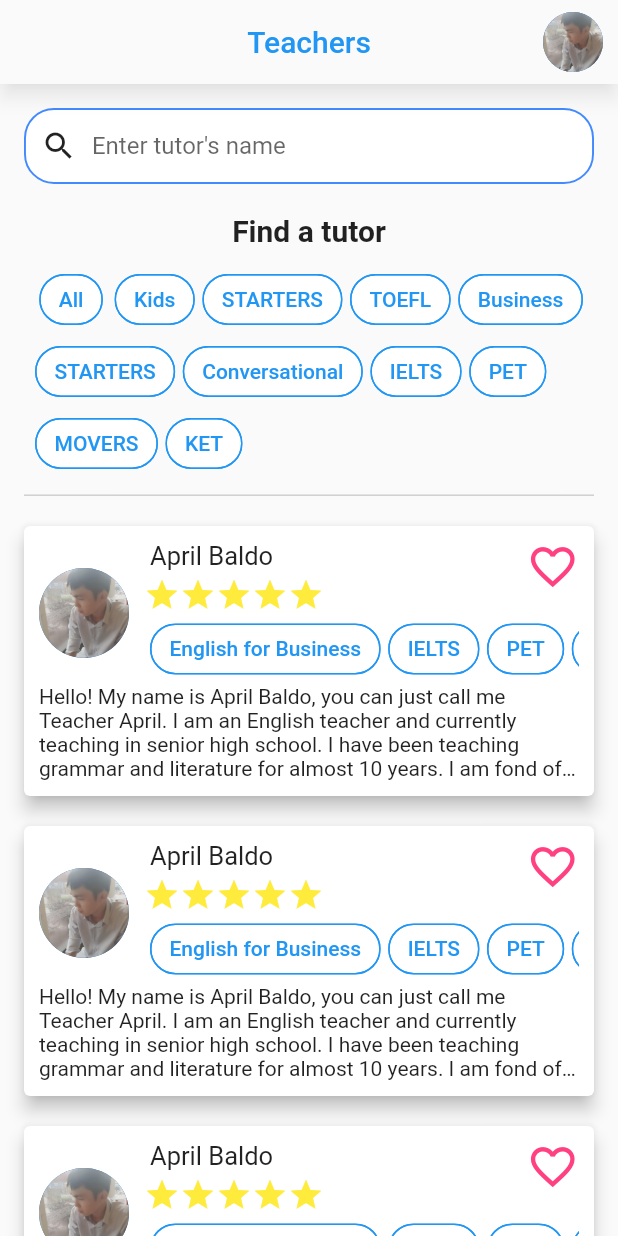
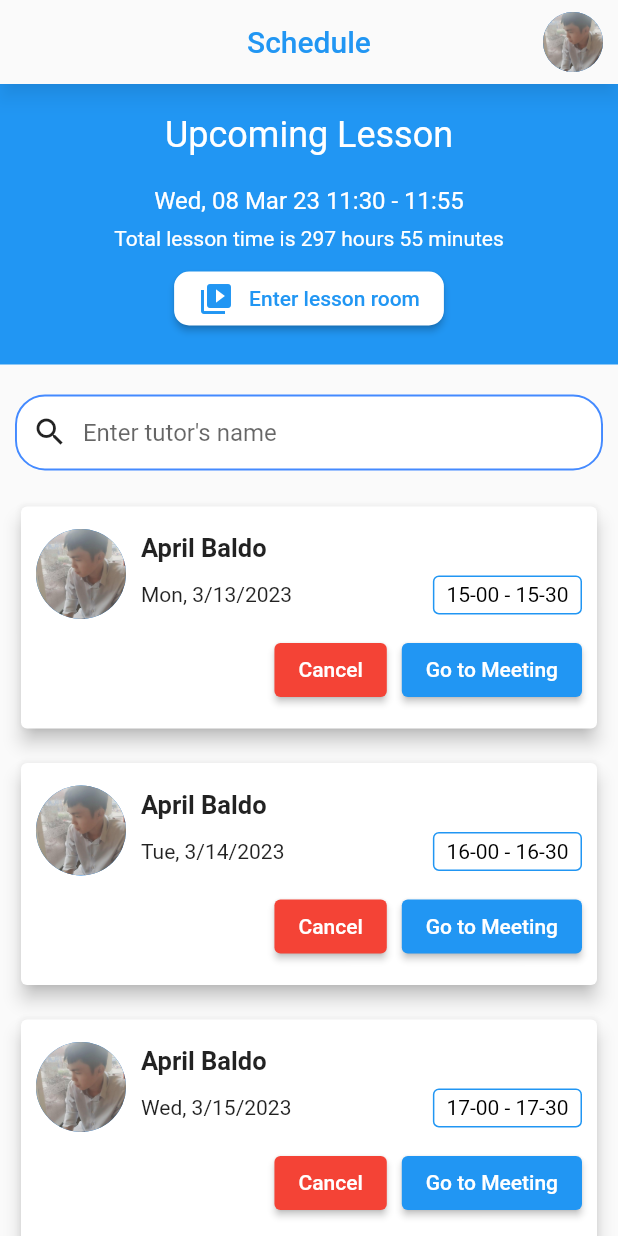
Before and after one commit to ntdat6310/lettutor_advanced_mobile, a Flutter app: the screen it shows after launch, on a phone screen of 412 x 824 dp. Run offline on Flutter 3.47's test engine with Material 2 defaults, Android fonts, the phone set to English and light mode, and no system bars.

Commit message:
feat: add schedule_page (upcoming)

```diff
--- a/lib/data/fake_data.dart
+++ b/lib/data/fake_data.dart
@@ -1,5 +1,6 @@
 import 'models/review.dart';
 import 'models/teacher.dart';
+import 'models/schedule.dart';
 
 class FakeData {
   List<Teacher> getTeachers() {
@@ -92,4 +93,13 @@ class FakeData {
       ),
     ];
   }
+
+  List<Schedule> getSchedules(){
+    return [
+      Schedule(teacher: FakeData().getTeachers()[0], fromTime: DateTime(2023, 3, 13, 15), toTime: DateTime(2021, 3, 13, 15, 30)),
+      Schedule(teacher: FakeData().getTeachers()[0], fromTime: DateTime(2023, 3, 14, 16), toTime: DateTime(2021, 3, 13, 16, 30)),
+      Schedule(teacher: FakeData().getTeachers()[0], fromTime: DateTime(2023, 3, 15, 17), toTime: DateTime(2021, 3, 13, 17, 30)),
+      Schedule(teacher: FakeData().getTeachers()[0], fromTime: DateTime(2023, 3, 16, 18), toTime: DateTime(2021, 3, 13, 18, 30)),
+    ];
+  }
 }
--- /dev/null
+++ b/lib/data/models/schedule.dart
@@ -0,0 +1,10 @@
+import 'package:lettutor_advanced_mobile/data/models/teacher.dart';
+
+class Schedule {
+  late Teacher teacher;
+  late DateTime fromTime;
+  late DateTime toTime;
+
+  Schedule(
+      {required this.teacher, required this.fromTime, required this.toTime});
+}
--- a/lib/main.dart
+++ b/lib/main.dart
@@ -22,6 +22,7 @@ import 'package:flutter/material.dart';
 import 'package:lettutor_advanced_mobile/data/fake_data.dart';
 import 'package:lettutor_advanced_mobile/data/models/teacher.dart';
 import 'package:lettutor_advanced_mobile/ui/pages/home/home_page.dart';
+import 'package:lettutor_advanced_mobile/ui/pages/schedule/schedule_page.dart';
 import 'package:lettutor_advanced_mobile/ui/pages/sign_in/sign_in_page.dart';
 import 'package:lettutor_advanced_mobile/ui/pages/teacher/teacher_page.dart';
 import 'package:lettutor_advanced_mobile/ui/pages/teacher_detail/teacher_detail_page.dart';
@@ -39,8 +40,9 @@ class MyApp extends StatelessWidget {
   Widget build(BuildContext context) {
     return MaterialApp(
       title: 'Let-tutor',
-      home: TeacherPage(),
+      // home: TeacherPage(),
       // home: HomePage(),
+      home: SchedulePage(),
     );
   }
 }
--- /dev/null
+++ b/lib/ui/pages/schedule/components/schedule_card.dart
@@ -0,0 +1,121 @@
+import 'package:flutter/material.dart';
+import 'package:intl/intl.dart';
+import 'package:lettutor_advanced_mobile/data/models/schedule.dart';
+
+class ScheduleCard extends StatelessWidget {
+  const ScheduleCard({Key? key, required this.schedule}) : super(key: key);
+
+  final Schedule schedule;
+
+  @override
+  Widget build(BuildContext context) {
+    return Container(
+      margin: const EdgeInsets.only(bottom: 15),
+      child: Card(
+        elevation: 5,
+        shadowColor: Colors.black,
+        child: Padding(
+          padding: const EdgeInsets.fromLTRB(10, 15, 10, 15),
+          child: Column(
+            mainAxisAlignment: MainAxisAlignment.end,
+            crossAxisAlignment: CrossAxisAlignment.center,
+            children: [
+              Row(
+                mainAxisAlignment: MainAxisAlignment.start,
+                children: [
+                  const CircleAvatar(
+                      radius: 30,
+                      backgroundImage: AssetImage('assets/images/avatar.jpg')),
+                  const SizedBox(
+                    width: 10,
+                  ),
+                  Expanded(
+                      child: Column(
+                    mainAxisAlignment: MainAxisAlignment.center,
+                    crossAxisAlignment: CrossAxisAlignment.start,
+                    children: [
+                      Text(
+                        schedule.teacher.name,
+                        style: const TextStyle(
+                          fontWeight: FontWeight.bold,
+                          fontSize: 17,
+                        ),
+                      ),
+                      const SizedBox(
+                        height: 8,
+                      ),
+                      Row(
+                        mainAxisAlignment: MainAxisAlignment.spaceBetween,
+                        children: [
+                          Text(
+                            DateFormat('EEE, M/d/y').format(schedule.fromTime),
+                            style: const TextStyle(
+                              fontSize: 14,
+                            ),
+                          ),
+                          Container(
+                            padding: const EdgeInsets.fromLTRB(8, 4, 8, 4),
+                            decoration: BoxDecoration(
+                                borderRadius: BorderRadius.circular(4),
+                                border: Border.all(
+                                  color: Colors.blue,
+                                  width: 1,
+                                )),
+                            child: Text(
+                              "${DateFormat('kk-mm').format(schedule.fromTime)} - ${DateFormat('kk-mm').format(schedule.toTime)}",
+                              style: const TextStyle(color: Colors.black),
+                            ),
+                          ),
+                        ],
+                      ),
+                    ],
+                  )),
+                ],
+              ),
+              const SizedBox(
+                height: 10,
+              ),
+              SizedBox(
+                width: double.infinity,
+                child: Row(
+                  mainAxisAlignment: MainAxisAlignment.end,
+                  children: [
+                    ElevatedButton(
+                      style: ElevatedButton.styleFrom(
+                        foregroundColor: Colors.white,
+                        backgroundColor: Colors.red,
+                        shape: RoundedRectangleBorder(
+                          borderRadius: BorderRadius.circular(4),
+                        ),
+                      ),
+                      onPressed: () {
+                        // TODO: add button press logic here
+                      },
+                      child: const Text('Cancel'),
+                    ),
+                    SizedBox(
+                      width: 10,
+                    ),
+                    ElevatedButton(
+                      style: ElevatedButton.styleFrom(
+                        backgroundColor: Colors.blue,
+                        foregroundColor: Colors.white,
+                        shape: RoundedRectangleBorder(
+                          borderRadius: BorderRadius.circular(4),
+                        ),
+                      ),
+                      onPressed: () {
+                        // TODO: add button press logic here
+                      },
+                      child: const Text('Go to Meeting'),
+                    ),
+                  ],
+                ),
+              ),
+            ],
+          ),
+        ),
+      ),
+    );
+  }
+}
--- /dev/null
+++ b/lib/ui/pages/schedule/schedule_page.dart
@@ -0,0 +1,53 @@
+import 'package:flutter/material.dart';
+import 'package:lettutor_advanced_mobile/data/fake_data.dart';
+import 'package:lettutor_advanced_mobile/ui/pages/home/components/upcomming_lesson.dart';
+import 'package:lettutor_advanced_mobile/ui/pages/schedule/components/schedule_card.dart';
+import 'package:lettutor_advanced_mobile/ui/widgets/custom_appbar.dart';
+import 'package:lettutor_advanced_mobile/ui/widgets/custom_search_bar.dart';
+
+import '../../../data/models/schedule.dart';
+
+class SchedulePage extends StatelessWidget {
+  SchedulePage({Key? key}) : super(key: key);
+
+  final List<Schedule> scheduleList = FakeData().getSchedules();
+
+  @override
+  Widget build(BuildContext context) {
+    return Scaffold(
+      appBar: const CustomAppBar(
+        title: 'Schedule',
+      ),
+      body: SingleChildScrollView(
+        scrollDirection: Axis.vertical,
+        child: Column(
+          mainAxisAlignment: MainAxisAlignment.start,
+          children: [
+            const SizedBox(width: double.infinity, child: UpcomingLesson()),
+            Padding(
+              padding: const EdgeInsets.fromLTRB(10, 20, 10, 20),
+              child: Column(
+                mainAxisAlignment: MainAxisAlignment.start,
+                children: [
+                  CustomSearchBar(
+                      onChanged: (value) {
+                        print(value);
+                      },
+                      searchHint: 'Enter tutor\'s name'),
+                  const SizedBox(
+                    height: 20,
+                  ),
+                  Column(
+                    mainAxisAlignment: MainAxisAlignment.start,
+                    children: List.generate(scheduleList.length,
+                        (index) => ScheduleCard(schedule: scheduleList[index])),
+                  ),
+                ],
+              ),
+            ),
+          ],
+        ),
+      ),
+    );
+  }
+}
```
